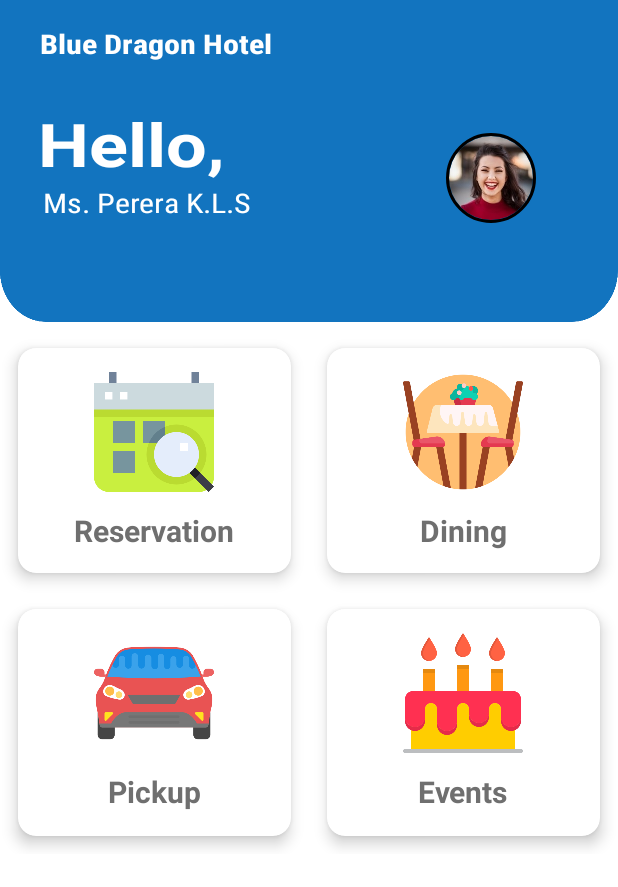
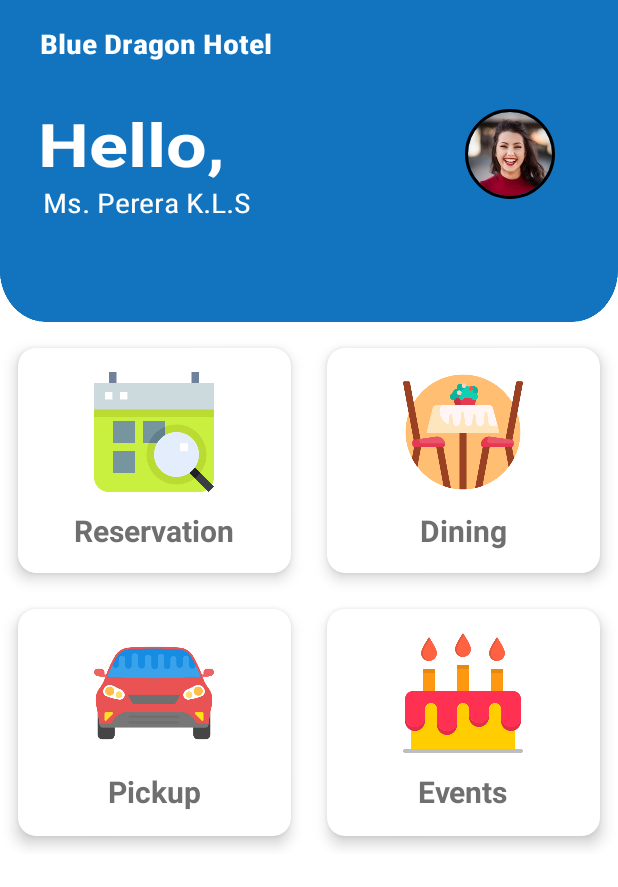
Before and after one commit to KusalPriyanka/Hotel-Management-App, an Android app: the MainActivity screen opened directly, with no data from a screen before it, on a phone screen of 412 x 824 dp. Shown: the top 887 px of the screen. Run offline under Robolectric (Android 15) with nearby library versions, the phone set to English and light mode, and no system bars; our stand-ins replace CircleImageView.

Commit message:
change the image

```diff
--- a/app/src/main/res/layout/activity_main.xml
+++ b/app/src/main/res/layout/activity_main.xml
@@ -60,10 +60,10 @@
         app:civ_border_width="2dp"
         app:layout_constraintBottom_toBottomOf="parent"
         app:layout_constraintEnd_toEndOf="parent"
-        app:layout_constraintHorizontal_bias="0.862"
+        app:layout_constraintHorizontal_bias="0.898"
         app:layout_constraintStart_toStartOf="parent"
         app:layout_constraintTop_toTopOf="@+id/textView"
-        app:layout_constraintVertical_bias="0.023" />
+        app:layout_constraintVertical_bias="0.0" />
 
     <TextView
         android:id="@+id/textView3"
```
